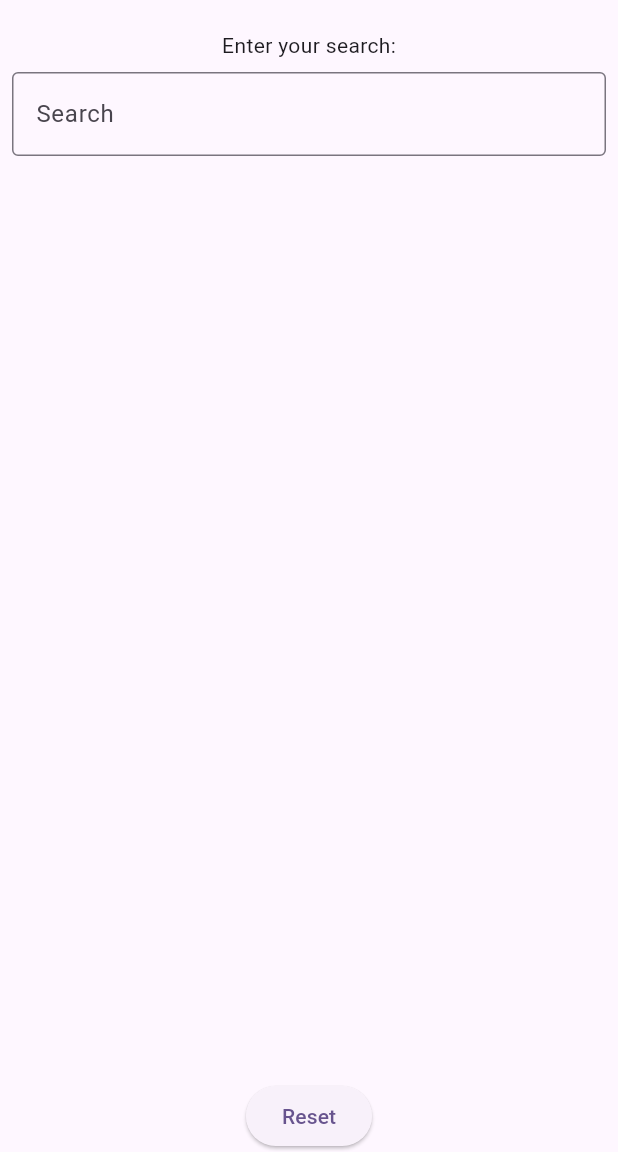
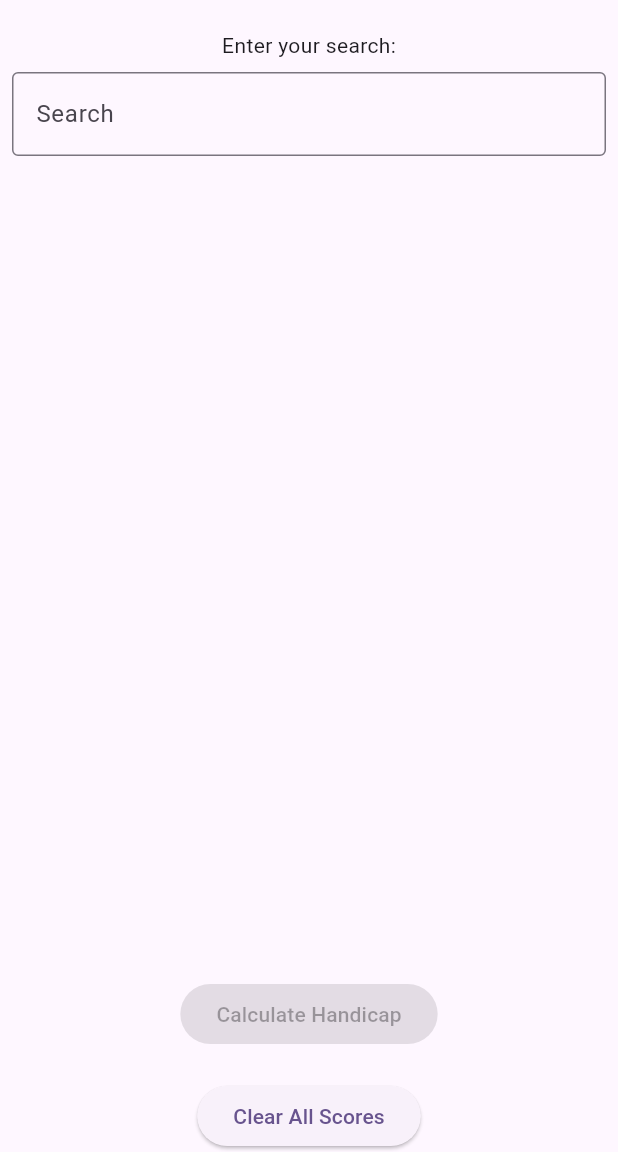
Before and after one commit to chriskopel/golf, a Flutter app: the screen it shows after launch, on a phone screen of 412 x 824 dp, the part 84-1236 px from its top. Run offline on Flutter 3.47's test engine with Material 3 defaults, Android fonts, the light colour scheme and no system bars.

Commit message:
now has clear for each entry and a calc handicap button that is greyed out until three scores

```diff
--- a/flutter/golf_handicap_calc/lib/main.dart
+++ b/flutter/golf_handicap_calc/lib/main.dart
@@ -83,6 +83,13 @@ class _MyHomePageState extends State<MyHomePage> {
         teeNameGenderList = [];
       });
     }
+  }
+
+  // Method to remove a specific submission
+  void clearSubmission(int index) {
+    setState(() {
+      submissions.removeAt(index);
+    });
   }
 
   // Method to reset all fields and clear the submissions list
@@ -201,7 +208,7 @@ class _MyHomePageState extends State<MyHomePage> {
 
             const SizedBox(height: 20),
 
-            // Display all submissions in the center of the screen
+            // Display all submissions in the center of the screen with Clear button
             Expanded(
               child: ListView.builder(
                 itemCount: submissions.length,
@@ -212,8 +219,27 @@ class _MyHomePageState extends State<MyHomePage> {
                       'Course: ${submission['course']} \nTee & Gender: ${submission['teeGender']} \nScore: ${submission['score']}',
                       style: const TextStyle(fontSize: 16, fontWeight: FontWeight.bold),
                     ),
+                    trailing: IconButton(
+                      icon: const Icon(Icons.clear),
+                      onPressed: () => clearSubmission(index),  // Clear individual submission
+                    ),
                   );
                 },
+              ),
+            ),
+
+            const SizedBox(height: 20),
+
+            // Tooltip for Calculate Handicap button
+            Tooltip(
+              message: submissions.length < 3
+                  ? 'Please Enter 3 Scores at Minimum to Calculate Handicap'
+                  : '',
+              child: ElevatedButton(
+                onPressed: submissions.length >= 3 ? () {
+                  // Future functionality for calculating handicap
+                } : null,
+                child: const Text('Calculate Handicap'),
               ),
             ),
 
@@ -222,7 +248,7 @@ class _MyHomePageState extends State<MyHomePage> {
             // Reset Button at the bottom center
             ElevatedButton(
               onPressed: handleReset,
-              child: const Text('Reset'),
+              child: const Text('Clear All Scores'),
             ),
           ],
         ),
```
Also changed, not shown: 1 other file.
